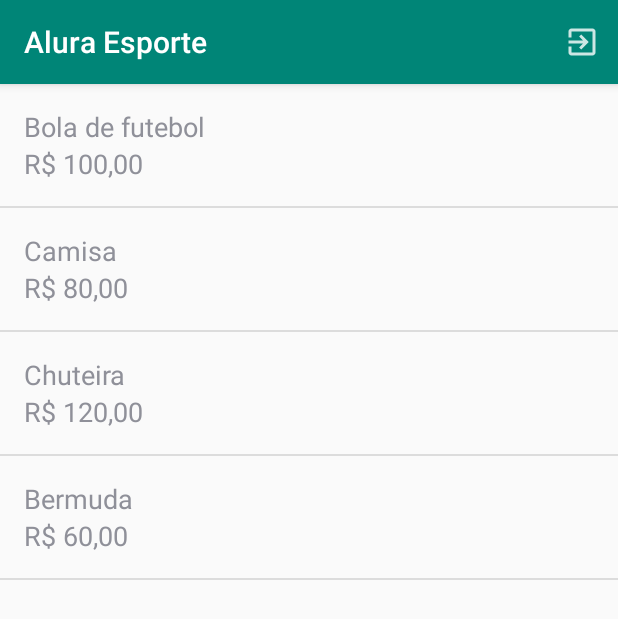
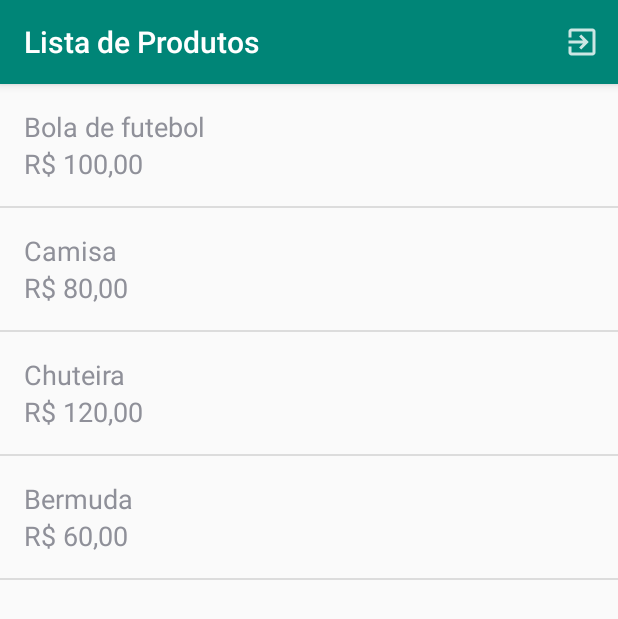
Before and after one commit to lmbaldi/AluraEsporte, an Android app: the screen it shows after launch (MainActivity), after a tap on "LOGAR", on a phone screen of 412 x 824 dp. Shown: the top 619 px of the screen. Run offline under Robolectric (Android 15) with nearby library versions, the phone set to English and light mode, and no system bars; our stand-ins replace Room's generated code.

```diff
--- a/app/src/main/java/br/com/alura/aluraesporte/ui/activity/MainActivity.kt
+++ b/app/src/main/java/br/com/alura/aluraesporte/ui/activity/MainActivity.kt
@@ -2,14 +2,25 @@ package br.com.alura.aluraesporte.ui.activity
 
 import android.os.Bundle
 import androidx.appcompat.app.AppCompatActivity
+import androidx.navigation.findNavController
 import br.com.alura.aluraesporte.R
 
 class MainActivity : AppCompatActivity() {
 
+    private val controlador by lazy {
+        findNavController(R.id.main_activity_nav_host)
+    }
+
     override fun onCreate(savedInstanceState: Bundle?) {
         super.onCreate(savedInstanceState)
         setContentView(R.layout.main_activity)
-
+        controlador.addOnDestinationChangedListener{ controler, destination, arguments ->
+            title = destination.label
+            when(destination.id){
+                R.id.listaProdutos -> supportActionBar?.show()
+                R.id.login ->  supportActionBar?.hide()
+            }
+        }
     }
 
 
--- a/app/src/main/java/br/com/alura/aluraesporte/ui/fragment/ListaProdutosFragment.kt
+++ b/app/src/main/java/br/com/alura/aluraesporte/ui/fragment/ListaProdutosFragment.kt
@@ -34,10 +34,6 @@ class ListaProdutosFragment : BaseFragment() {
         })
     }
 
-//    override fun onCreateOptionsMenu(menu: Menu, inflater: MenuInflater) {
-//        super.onCreateOptionsMenu(menu, inflater)
-//        inflater?.inflate(R.menu.menu_principal, menu)
-//    }
 
     override fun onCreateView(
         inflater: LayoutInflater, container: ViewGroup?,
```
